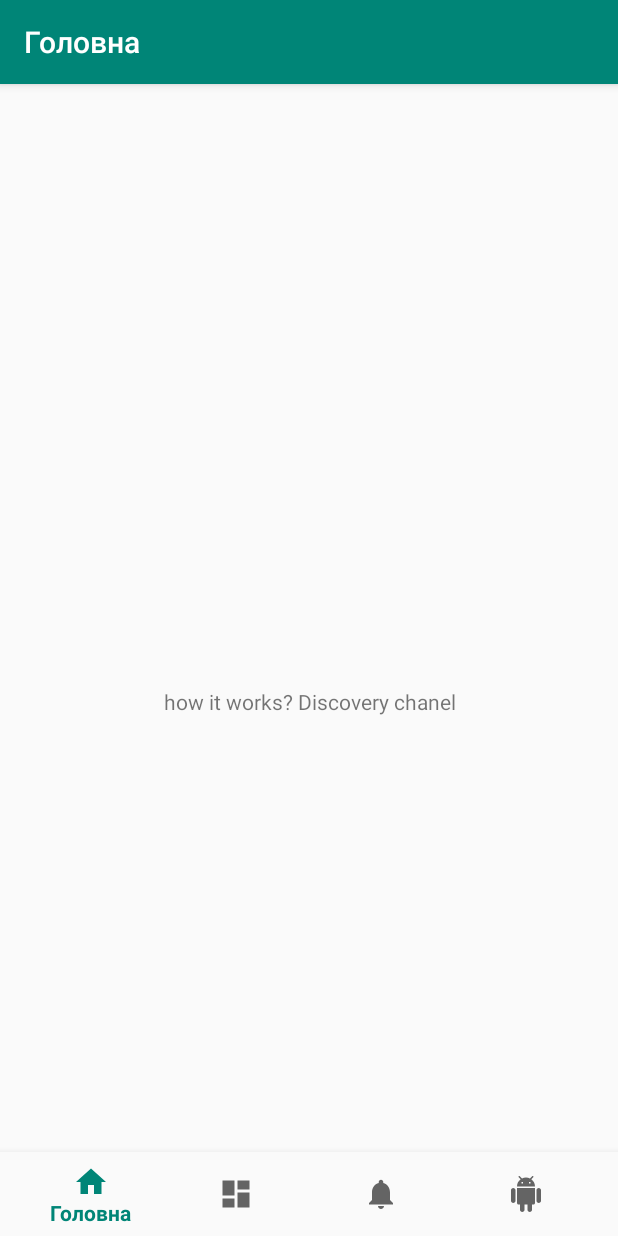
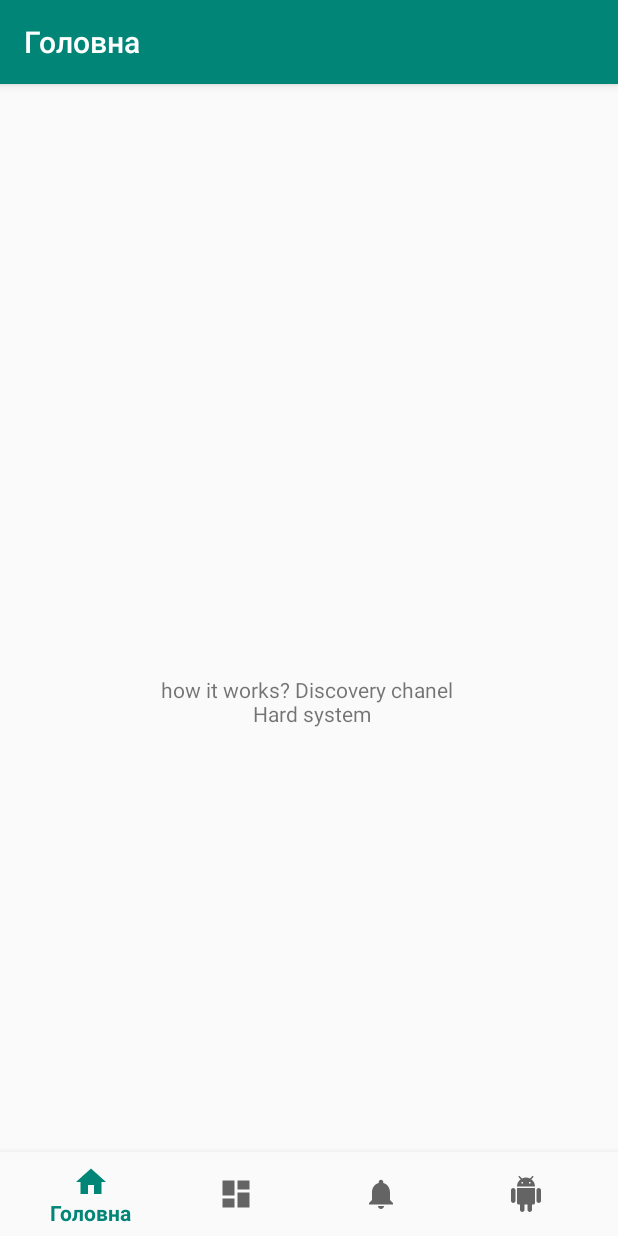
Before and after one commit to PeretsPasha/StereoBank, an Android app: the MainActivity screen opened directly, with no data from a screen before it, on a phone screen of 412 x 824 dp. Run offline under Robolectric (Android 15) with nearby library versions, the phone set to English and light mode, and no system bars; our stand-ins replace navigation-ui.

Commit message:
Added text, nothing more

```diff
--- a/app/src/main/res/layout/activity_main.xml
+++ b/app/src/main/res/layout/activity_main.xml
@@ -24,7 +24,7 @@
         android:layout_width="match_parent"
         android:layout_height="match_parent"
         android:gravity="center"
-        android:text="how it works? Discovery chanel"
+        android:text="how it works? Discovery chanel \n Hard system"
 
         tools:layout_editor_absoluteY="56dp" />
 
```
